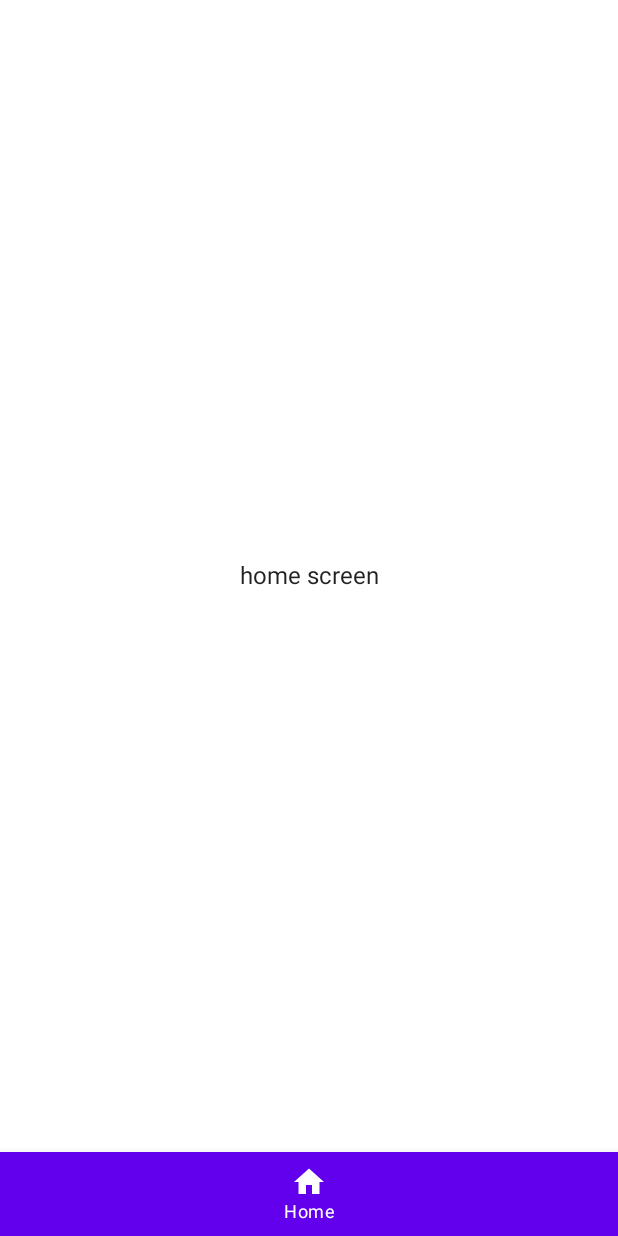
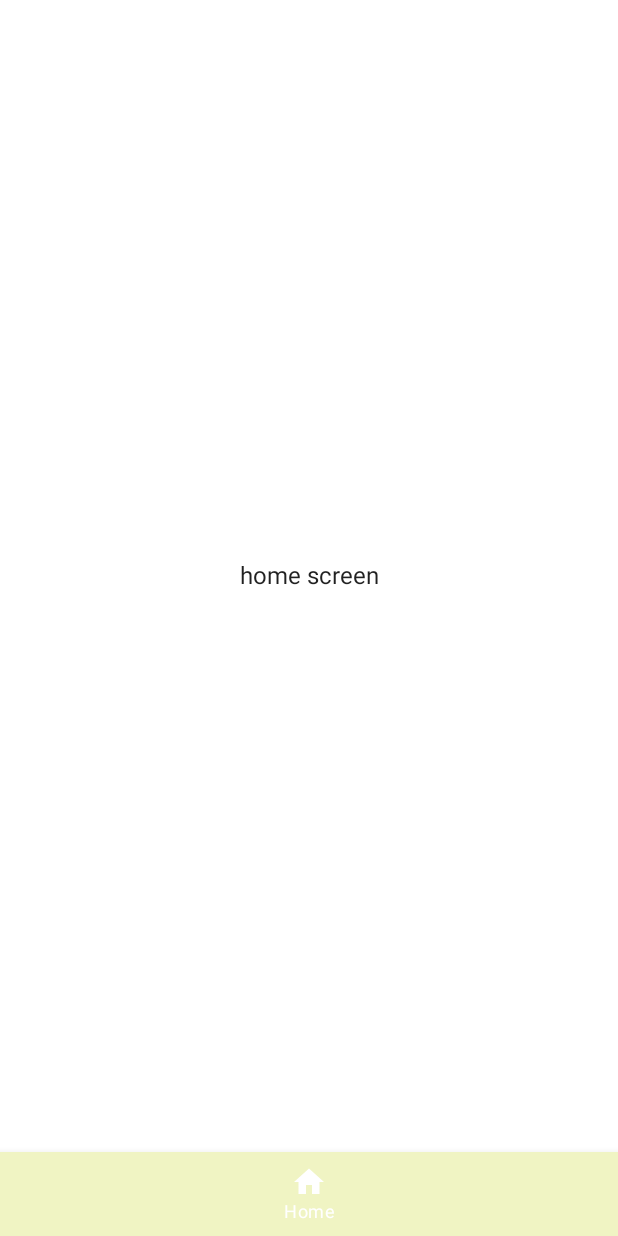
Before and after one commit to wotosts/MyGreens, an Android app built with Jetpack Compose: the screen it shows after launch (MainActivity), on a phone screen of 412 x 824 dp. Run offline under Robolectric (Android 15) with nearby library versions, the phone set to English and light mode, and no system bars; our stand-ins replace Dagger/Hilt's generated code.

Commit message:
앱 테마 컬러 수정

```diff
--- a/app/src/main/java/com/wotosts/mygreens/ui/theme/Color.kt
+++ b/app/src/main/java/com/wotosts/mygreens/ui/theme/Color.kt
@@ -2,7 +2,9 @@ package com.wotosts.mygreens.ui.theme
 
 import androidx.compose.ui.graphics.Color
 
-val Purple200 = Color(0xFFBB86FC)
-val Purple500 = Color(0xFF6200EE)
-val Purple700 = Color(0xFF3700B3)
-val Teal200 = Color(0xFF03DAC5)
+val Primary = Color(0xfff0f4c3)
+val PrimaryLight = Color(0xfffffff6)
+val PrimaryDark = Color(0xffbdc192)
+val Secondary = Color(0xffc7e84b)
+val SecondaryLight = Color(0xfffcff7e)
+val SecondaryDark = Color(0xff93b607)
--- a/app/src/main/java/com/wotosts/mygreens/ui/theme/Theme.kt
+++ b/app/src/main/java/com/wotosts/mygreens/ui/theme/Theme.kt
@@ -7,15 +7,15 @@ import androidx.compose.material.lightColors
 import androidx.compose.runtime.Composable
 
 private val DarkColorPalette = darkColors(
-    primary = Purple200,
-    primaryVariant = Purple700,
-    secondary = Teal200
+    primary = Primary,
+    primaryVariant = PrimaryDark,
+    secondary = SecondaryDark
 )
 
 private val LightColorPalette = lightColors(
-    primary = Purple500,
-    primaryVariant = Purple700,
-    secondary = Teal200
+    primary = Primary,
+    primaryVariant = PrimaryLight,
+    secondary = SecondaryLight
 
     /* Other default colors to override
     background = Color.White,
--- a/app/src/main/res/values-night/themes.xml
+++ b/app/src/main/res/values-night/themes.xml
@@ -2,12 +2,12 @@
     <!-- Base application theme. -->
     <style name="Theme.MyGreens" parent="Theme.MaterialComponents.DayNight.DarkActionBar">
         <!-- Primary brand color. -->
-        <item name="colorPrimary">@color/purple_200</item>
-        <item name="colorPrimaryVariant">@color/purple_700</item>
+        <item name="colorPrimary">@color/primary</item>
+        <item name="colorPrimaryVariant">@color/primary_dark</item>
         <item name="colorOnPrimary">@color/black</item>
         <!-- Secondary brand color. -->
-        <item name="colorSecondary">@color/teal_200</item>
-        <item name="colorSecondaryVariant">@color/teal_200</item>
+        <item name="colorSecondary">@color/secondary</item>
+        <item name="colorSecondaryVariant">@color/secondary_dark</item>
         <item name="colorOnSecondary">@color/black</item>
         <!-- Status bar color. -->
         <item name="android:statusBarColor" tools:targetApi="l">?attr/colorPrimaryVariant</item>
--- a/app/src/main/res/values/colors.xml
+++ b/app/src/main/res/values/colors.xml
@@ -7,4 +7,11 @@
     <color name="teal_700">#FF018786</color>
     <color name="black">#FF000000</color>
     <color name="white">#FFFFFFFF</color>
+
+    <color name="primary">#f0f4c3</color>
+    <color name="primary_light">#fffff6</color>
+    <color name="primary_dark">#bdc192</color>
+    <color name="secondary">#c7e84b</color>
+    <color name="secondary_light">#fcff7e</color>
+    <color name="secondary_dark">#93b607</color>
 </resources>
--- a/app/src/main/res/values/themes.xml
+++ b/app/src/main/res/values/themes.xml
@@ -2,12 +2,12 @@
     <!-- Base application theme. -->
     <style name="Theme.MyGreens" parent="Theme.MaterialComponents.DayNight.DarkActionBar">
         <!-- Primary brand color. -->
-        <item name="colorPrimary">@color/purple_500</item>
-        <item name="colorPrimaryVariant">@color/purple_700</item>
-        <item name="colorOnPrimary">@color/white</item>
+        <item name="colorPrimary">@color/primary</item>
+        <item name="colorPrimaryVariant">@color/primary_light</item>
+        <item name="colorOnPrimary">@color/black</item>
         <!-- Secondary brand color. -->
-        <item name="colorSecondary">@color/teal_200</item>
-        <item name="colorSecondaryVariant">@color/teal_700</item>
+        <item name="colorSecondary">@color/secondary</item>
+        <item name="colorSecondaryVariant">@color/secondary_dark</item>
         <item name="colorOnSecondary">@color/black</item>
         <!-- Status bar color. -->
         <item name="android:statusBarColor" tools:targetApi="l">?attr/colorPrimaryVariant</item>
```
